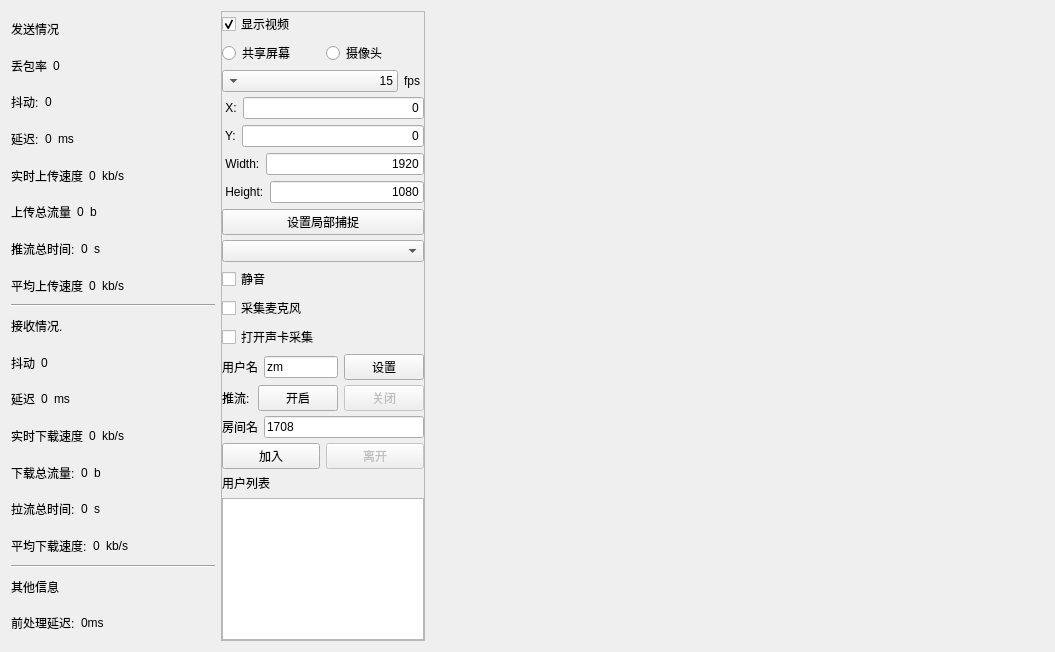
First picture: the form in RTPDemo.ui, repository ZhongHuaRong/RTPDemo, before the edit.
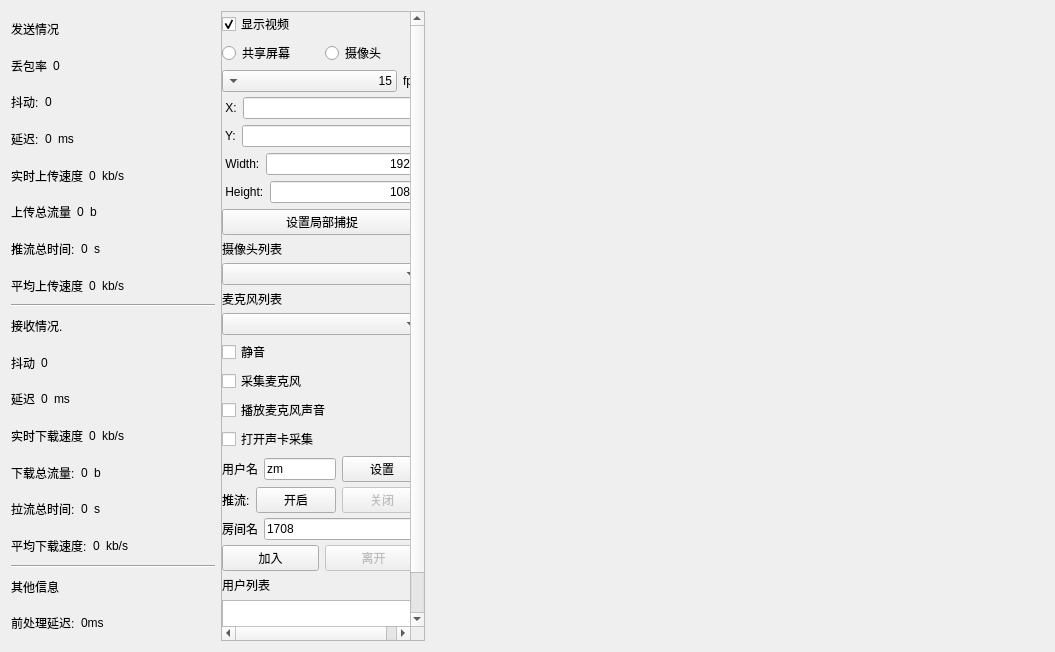
Second picture: the form after the edit.

Patch:
```diff
--- a/RTPDemo.ui
+++ b/RTPDemo.ui
@@ -761,9 +761,26 @@
             </item>
            </layout>
           </item>
+          <item>
+           <widget class="QLabel" name="label_31">
+            <property name="text">
+             <string>摄像头列表</string>
+            </property>
+           </widget>
+          </item>
           <item>
            <widget class="QComboBox" name="comBox_cameraInfo"/>
           </item>
+          <item>
+           <widget class="QLabel" name="label_36">
+            <property name="text">
+             <string>麦克风列表</string>
+            </property>
+           </widget>
+          </item>
+          <item>
+           <widget class="QComboBox" name="comBox_microphoneInfo"/>
+          </item>
           <item>
            <widget class="QCheckBox" name="cbox_muteAudio">
             <property name="text">
@@ -781,6 +798,13 @@
             </property>
            </widget>
           </item>
+          <item>
+           <widget class="QCheckBox" name="cbox_playmic">
+            <property name="text">
+             <string>播放麦克风声音</string>
+            </property>
+           </widget>
+          </item>
           <item>
            <widget class="QCheckBox" name="cbox_soundCard">
             <property name="text">
```
